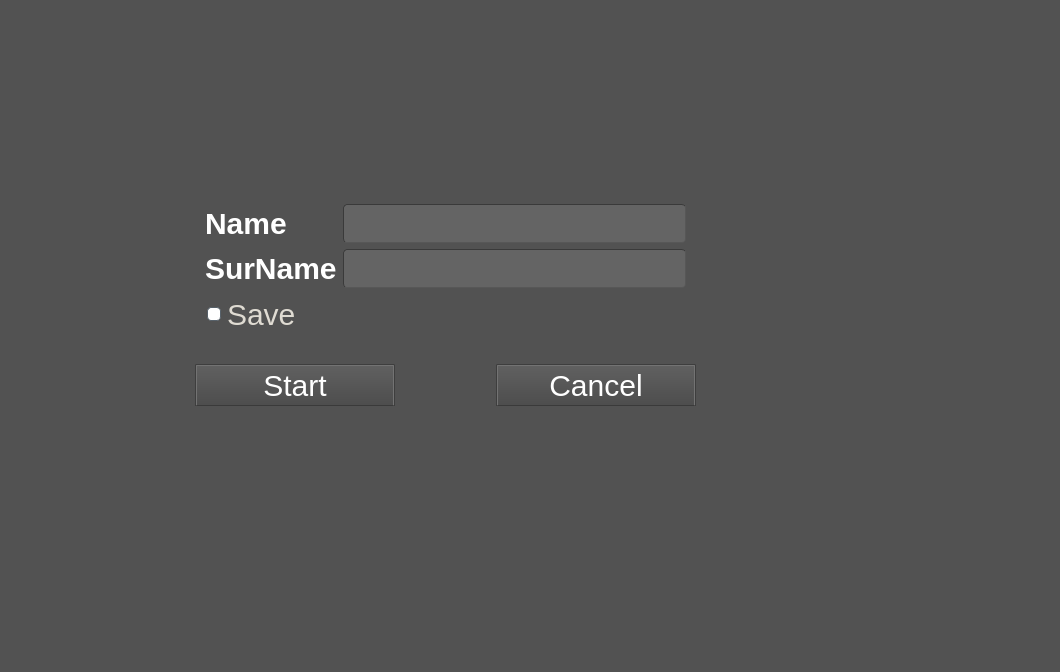
Old version of the form new.ui in the repository Dev-Monster11/Pressure_HR_PI.
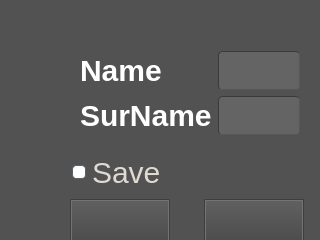
New version of the form.

What changed in the file:
```diff
--- a/new.ui
+++ b/new.ui
@@ -6,8 +6,8 @@
    <rect>
     <x>0</x>
     <y>0</y>
-    <width>1060</width>
-    <height>672</height>
+    <width>320</width>
+    <height>240</height>
    </rect>
   </property>
   <property name="windowTitle">
@@ -218,10 +218,10 @@
   <widget class="QWidget" name="gridLayoutWidget_2">
    <property name="geometry">
     <rect>
-     <x>90</x>
-     <y>170</y>
-     <width>711</width>
-     <height>261</height>
+     <x>40</x>
+     <y>30</y>
+     <width>301</width>
+     <height>224</height>
     </rect>
    </property>
    <layout class="QGridLayout" name="mainLayout">
@@ -237,29 +237,29 @@
     <property name="bottomMargin">
      <number>10</number>
     </property>
-    <item row="1" column="0">
-     <widget class="QPushButton" name="pushButton">
+    <item row="2" column="0">
+     <widget class="QPushButton" name="btnOK">
       <property name="maximumSize">
        <size>
-        <width>200</width>
-        <height>16777215</height>
+        <width>100</width>
+        <height>100</height>
        </size>
       </property>
       <property name="text">
-       <string>Start</string>
+       <string/>
       </property>
      </widget>
     </item>
-    <item row="1" column="1">
-     <widget class="QPushButton" name="pushButton_2">
+    <item row="2" column="1">
+     <widget class="QPushButton" name="btnCancel">
       <property name="maximumSize">
        <size>
-        <width>200</width>
+        <width>100</width>
         <height>16777215</height>
        </size>
       </property>
       <property name="text">
-       <string>Cancel</string>
+       <string/>
       </property>
      </widget>
     </item>
@@ -297,15 +297,15 @@
         </property>
        </widget>
       </item>
-      <item row="2" column="0">
-       <widget class="QCheckBox" name="checkBox">
-        <property name="text">
-         <string>Save</string>
-        </property>
-       </widget>
-      </item>
      </layout>
     </item>
+    <item row="1" column="0" colspan="2">
+     <widget class="QCheckBox" name="checkBox">
+      <property name="text">
+       <string>Save</string>
+      </property>
+     </widget>
+    </item>
    </layout>
   </widget>
  </widget>
```
Left out of the diff: 4 changed lines with no effect on the pictures.
